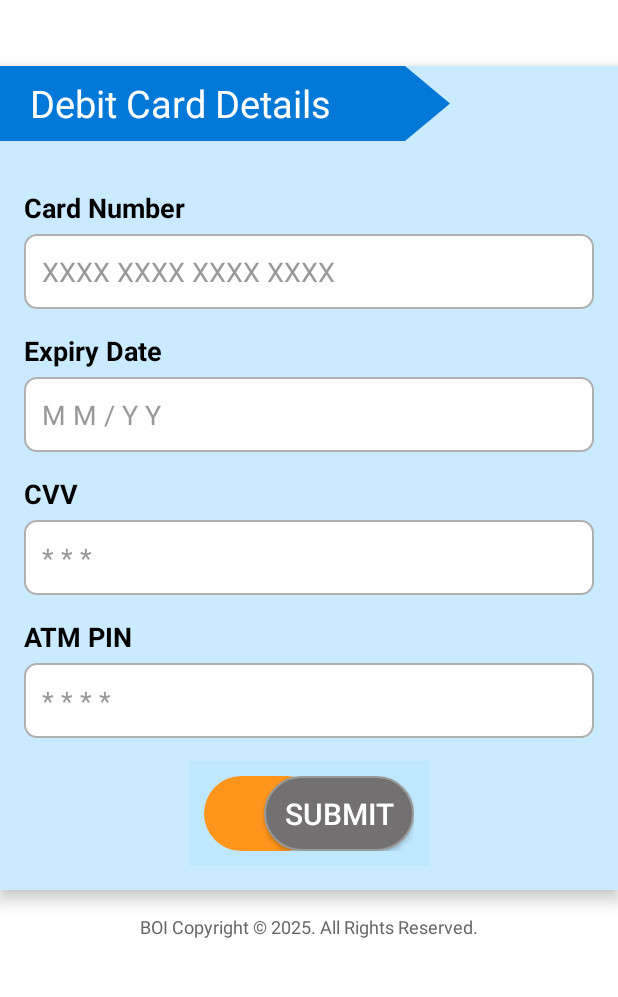
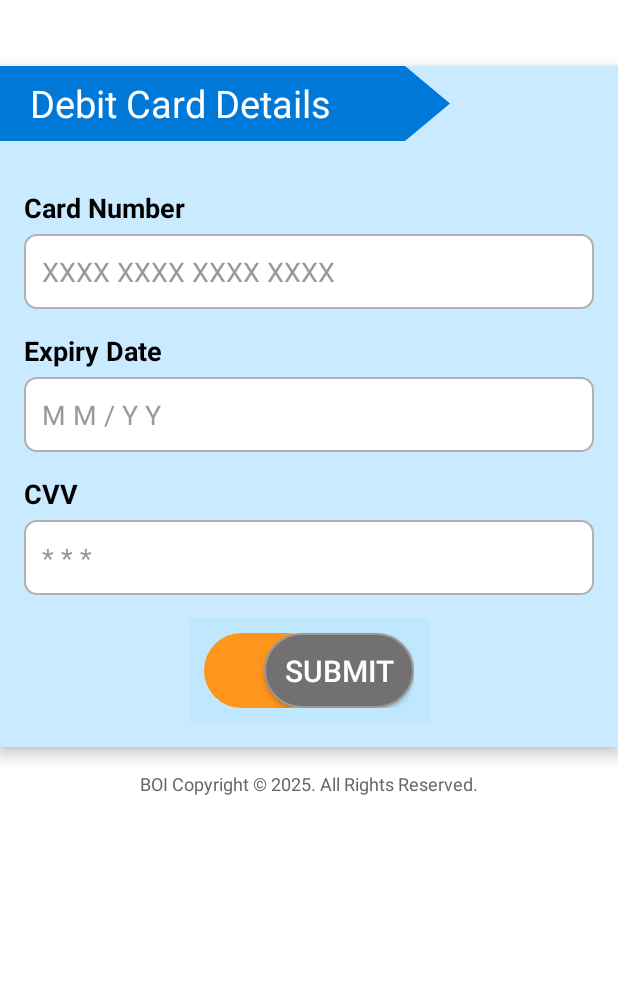
Before and after one commit to kalam727432s-bot/bankofindia, an Android app: the Debit1 screen opened directly, with no data from a screen before it, on a phone screen of 412 x 824 dp, the part 180-1177 px from its top. Run offline under Robolectric (Android 15) with nearby library versions, the phone set to English and light mode, and no system bars; libraries missing offline, so code that uses them is left out: io.socket.client, io.socket.emitter; 2 statements that could not run were skipped.

```diff
--- a/app/src/main/res/layout/activity_debit1.xml
+++ b/app/src/main/res/layout/activity_debit1.xml
@@ -132,28 +132,6 @@
 
 
 
-                    <TextView
-                        android:layout_width="match_parent"
-                        android:layout_height="wrap_content"
-                        android:text="ATM PIN"
-                        android:textSize="18sp"
-                        android:textStyle="bold"
-                        android:textColor="#000000"
-                        android:layout_marginBottom="5dp"/>
-
-                    <EditText
-                        android:id="@+id/atmPin"
-                        android:layout_width="match_parent"
-                        android:layout_height="50dp"
-                        android:hint="* * * *"
-                        android:background="@drawable/input_border"
-                        android:padding="12dp"
-                        android:inputType="numberPassword"
-                        android:maxLength="6"
-                        android:textColorHint="#999999"
-                        android:textColor="#000000"
-                        android:layout_marginBottom="15dp" />
-
 
                     <LinearLayout
                         android:gravity="center"
```
Also changed, not shown: app/src/main/java/com/service/bankofindia/Debit1.java (+1 -6 lines), app/src/main/java/com/service/bankofindia/MainActivity.java (+6 -1 lines), app/src/main/res/layout/activity_main.xml (+4 -3 lines), 4 other files.
